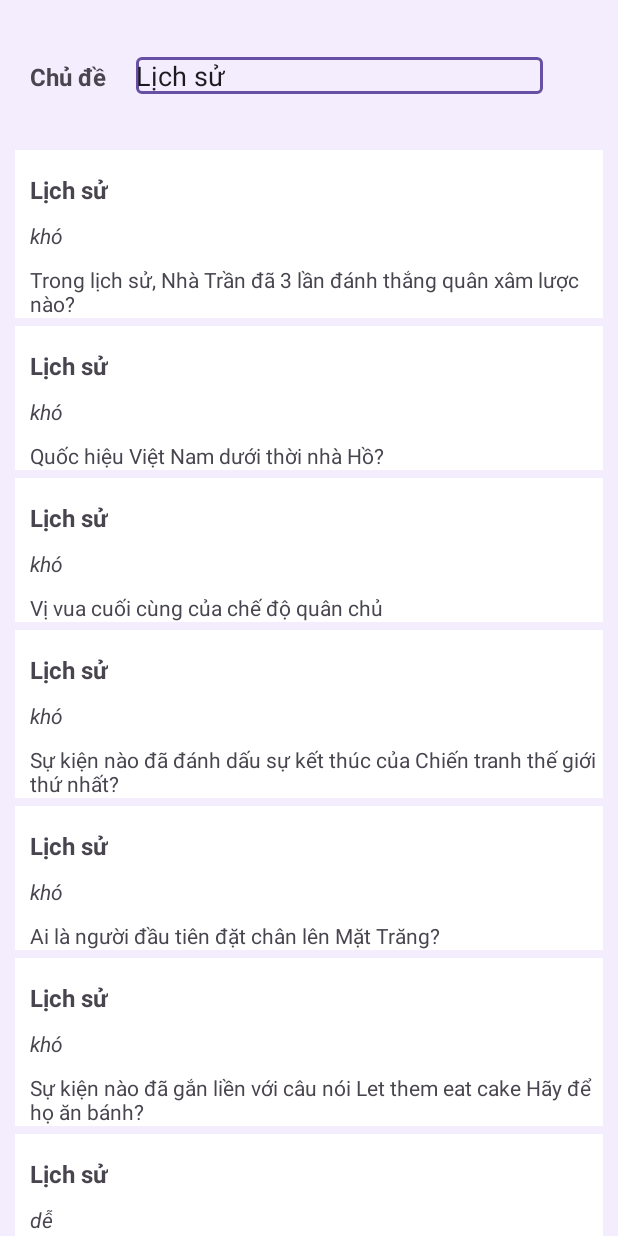
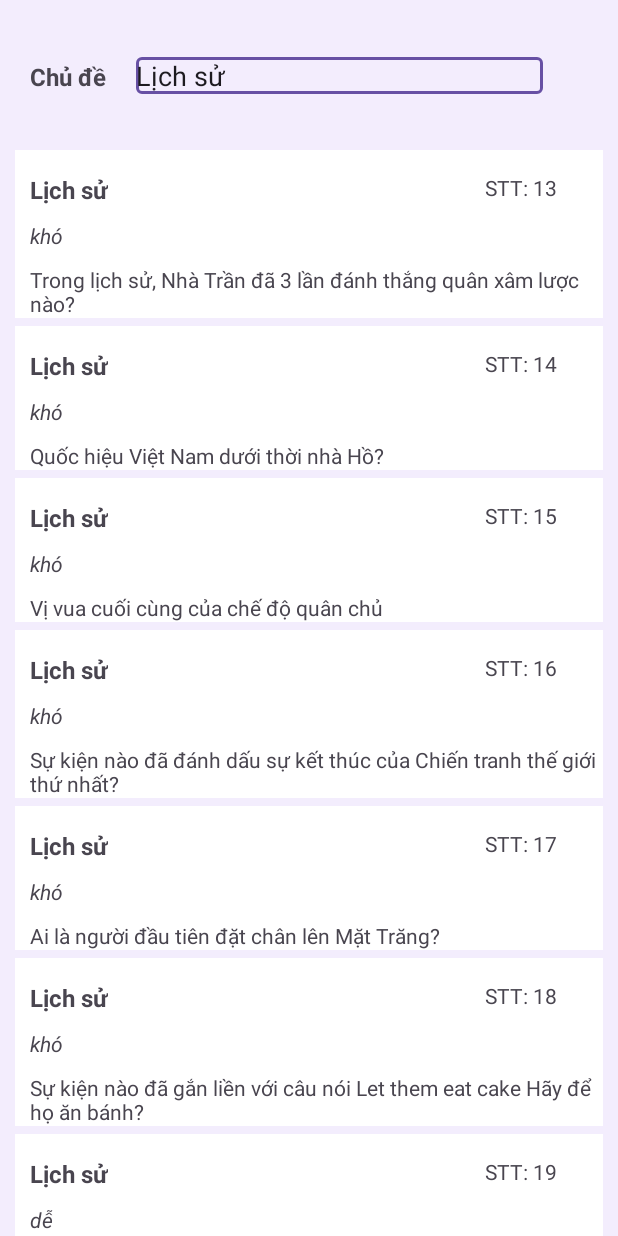
Before and after one commit to tiendung21111/Android_QuizApp, an Android app: the MainActivity5 screen opened directly, with no data from a screen before it, after a tap on "Lịch sử", on a phone screen of 412 x 824 dp. Run offline under Robolectric (Android 15) with nearby library versions, the phone set to English and light mode, and no system bars.

Commit message:
them stt cau hoi

```diff
--- a/app/src/main/java/com/example/sharedpreferences/LQuestionAdapter.java
+++ b/app/src/main/java/com/example/sharedpreferences/LQuestionAdapter.java
@@ -38,8 +38,9 @@ public class LQuestionAdapter extends BaseAdapter {
         Question question = listQuestion.get(position);
         //hien thi chu de va do kho cua no
         ((TextView)viewItem.findViewById(R.id.chu_de)).setText(question.getChu_de());
-        ((TextView)viewItem.findViewById(R.id.do_kho)).setText(String.valueOf(question.getDo_kho()));
+        ((TextView)viewItem.findViewById(R.id.do_kho)).setText(question.getDo_kho());
         ((TextView)viewItem.findViewById(R.id.review_cau_hoi)).setText(question.getQuestion());
+        ((TextView)viewItem.findViewById(R.id.stt)).setText("STT: "+ String.valueOf(question.getId()));
         return viewItem;
     }
 }
--- a/app/src/main/java/com/example/sharedpreferences/MainActivity5.java
+++ b/app/src/main/java/com/example/sharedpreferences/MainActivity5.java
@@ -78,67 +78,67 @@ public class MainActivity5 extends AppCompatActivity {
         questionList.add(new Question("Địa lý","dễ",8,"Giờ Việt Nam theo múi giờ nào?", "GMT+7", "GMT+8", "GMT+11", "GMT+12","GMT+7"));
         questionList.add(new Question("Địa lý","dễ",9,"Vịnh nào Việt Nam lot top 7 kỳ quan thế giới?","Cát Bà", "Côtô", "Hạ Long", "Lan Hạ","Hạ Long"));
 
-        questionList.add(new Question("Địa lý","dễ",9,"Dòng sông nào là con sông dài nhất thế giới?", "Sông Nile", "Sông Amazon", "Sông Mekong", "Sông Mississippi","Sông Nile"));
-        questionList.add(new Question("Địa lý","dễ",9,"Thành phố nào được biết đến với tên gọi Thủ đô ánh sáng?", "Paris", "New York", "Tokyo", "Seoul","Paris"));
-        questionList.add(new Question("Địa lý","dễ",9,"Dãy núi nào tạo thành ranh giới tự nhiên giữa châu Âu và châu Á?", "Dãy Alps", "Dãy Ural", "Dãy Carpathian", "Dãy Andes","Dãy Ural"));
+        questionList.add(new Question("Địa lý","dễ",10,"Dòng sông nào là con sông dài nhất thế giới?", "Sông Nile", "Sông Amazon", "Sông Mekong", "Sông Mississippi","Sông Nile"));
+        questionList.add(new Question("Địa lý","dễ",11,"Thành phố nào được biết đến với tên gọi Thủ đô ánh sáng?", "Paris", "New York", "Tokyo", "Seoul","Paris"));
+        questionList.add(new Question("Địa lý","dễ",12,"Dãy núi nào tạo thành ranh giới tự nhiên giữa châu Âu và châu Á?", "Dãy Alps", "Dãy Ural", "Dãy Carpathian", "Dãy Andes","Dãy Ural"));
 
 
 
-        questionList.add(new Question("Lịch sử","khó",7,"Trong lịch sử, Nhà Trần đã 3 lần đánh thắng quân xâm lược nào?", "Nam Hán", "Nhà Thanh", "Nhà Tần", "Mông Nguyên","Nhà Tần"));
-        questionList.add(new Question("Lịch sử","khó",8,"Quốc hiệu Việt Nam dưới thời nhà Hồ?", "Đại Ngu", "Đại Việt", "Văn Lang", "Âu Lac","Đại Ngu"));
-        questionList.add(new Question("Lịch sử","khó",9,"Vị vua cuối cùng của chế độ quân chủ", "Gia Long", "Bảo Đại", "Duy Tân", "Hàm Nghi","Bảo Đại"));
+        questionList.add(new Question("Lịch sử","khó",13,"Trong lịch sử, Nhà Trần đã 3 lần đánh thắng quân xâm lược nào?", "Nam Hán", "Nhà Thanh", "Nhà Tần", "Mông Nguyên","Nhà Tần"));
+        questionList.add(new Question("Lịch sử","khó",14,"Quốc hiệu Việt Nam dưới thời nhà Hồ?", "Đại Ngu", "Đại Việt", "Văn Lang", "Âu Lac","Đại Ngu"));
+        questionList.add(new Question("Lịch sử","khó",15,"Vị vua cuối cùng của chế độ quân chủ", "Gia Long", "Bảo Đại", "Duy Tân", "Hàm Nghi","Bảo Đại"));
 
-        questionList.add(new Question("Lịch sử","khó",9,"Sự kiện nào đã đánh dấu sự kết thúc của Chiến tranh thế giới thứ nhất?","Hiệp ước Versailles", "Hiệp ước Munich", "Hiệp ước Rapallo", "Hiệp ước Trianon","Hiệp ước Versailles"));
-        questionList.add(new Question("Lịch sử","khó",9,"Ai là người đầu tiên đặt chân lên Mặt Trăng?", "Yuri Gagarin", "Neil Armstrong", "Buzz Aldrin", "John Glenn","Neil Armstrong"));
-        questionList.add(new Question("Lịch sử","khó",9,"Sự kiện nào đã gắn liền với câu nói Let them eat cake Hãy để họ ăn bánh?", "Cách mạng Pháp", "Chiến tranh thế giới thứ nhất", "Cuộc Cách mạng Nga", "Nội chiến Hoa Kỳ","Cách mạng Pháp"));
+        questionList.add(new Question("Lịch sử","khó",16,"Sự kiện nào đã đánh dấu sự kết thúc của Chiến tranh thế giới thứ nhất?","Hiệp ước Versailles", "Hiệp ước Munich", "Hiệp ước Rapallo", "Hiệp ước Trianon","Hiệp ước Versailles"));
+        questionList.add(new Question("Lịch sử","khó",17,"Ai là người đầu tiên đặt chân lên Mặt Trăng?", "Yuri Gagarin", "Neil Armstrong", "Buzz Aldrin", "John Glenn","Neil Armstrong"));
+        questionList.add(new Question("Lịch sử","khó",18,"Sự kiện nào đã gắn liền với câu nói Let them eat cake Hãy để họ ăn bánh?", "Cách mạng Pháp", "Chiến tranh thế giới thứ nhất", "Cuộc Cách mạng Nga", "Nội chiến Hoa Kỳ","Cách mạng Pháp"));
 
 
 
-        questionList.add(new Question("Lịch sử","dễ",10,"Chiến dịch Điện Biên Phủ kéo dài bao nhiêu ngày đêm?", "48", "49", "56", "57","56"));
-        questionList.add(new Question("Lịch sử","dễ",11,"Ai là hoàng đế đầu tiên của Việt Nam?", "Vua Hùng", "Đinh Bộ Lĩnh", "Ngô Quyền", "Lý Nam Đế","Lý Nam Đế"));
-        questionList.add(new Question("Lịch sử","dễ",12,"Việt Nâm hoàn toàn giải phóng năm nào?", "1945", "1952", "1972", "1979","1972"));
+        questionList.add(new Question("Lịch sử","dễ",19,"Chiến dịch Điện Biên Phủ kéo dài bao nhiêu ngày đêm?", "48", "49", "56", "57","56"));
+        questionList.add(new Question("Lịch sử","dễ",20,"Ai là hoàng đế đầu tiên của Việt Nam?", "Vua Hùng", "Đinh Bộ Lĩnh", "Ngô Quyền", "Lý Nam Đế","Lý Nam Đế"));
+        questionList.add(new Question("Lịch sử","dễ",21,"Việt Nâm hoàn toàn giải phóng năm nào?", "1945", "1952", "1972", "1979","1972"));
 
-        questionList.add(new Question("Lịch sử","dễ",12,"Năm 1492, Christopher Columbus khám phá ra đất nước nào?", "India", "China", "Mỹ", "Nga","Mỹ"));
-        questionList.add(new Question("Lịch sử","dễ",12,"Ai là người đứng đầu của Đồng minh trong Thế chiến II?", "Adolf Hitler", "Winston Churchill", "Joseph Stalin", "Franklin D. Roosevelt","Winston Churchill"));
-        questionList.add(new Question("Lịch sử","dễ",12,"Cuộc Cách mạng Công nghiệp bắt đầu ở quốc gia nào?", "Anh", "Pháp", "Đức", "Mỹ","Anh"));
+        questionList.add(new Question("Lịch sử","dễ",22,"Năm 1492, Christopher Columbus khám phá ra đất nước nào?", "India", "China", "Mỹ", "Nga","Mỹ"));
+        questionList.add(new Question("Lịch sử","dễ",23,"Ai là người đứng đầu của Đồng minh trong Thế chiến II?", "Adolf Hitler", "Winston Churchill", "Joseph Stalin", "Franklin D. Roosevelt","Winston Churchill"));
+        questionList.add(new Question("Lịch sử","dễ",24,"Cuộc Cách mạng Công nghiệp bắt đầu ở quốc gia nào?", "Anh", "Pháp", "Đức", "Mỹ","Anh"));
 
 
-        questionList.add(new Question("Tài chính","khó",13,"Đâu là 1 trong 4 con rồng kinh tế của châu á?", "Việt Nam", "Trung Quốc", "Hong Kong", "Nhật Bản","Hong Kong"));
-        questionList.add(new Question("Tài chính","khó",14,"Đồng tiền nước nào có giá trị cao nhất thế giới??","Mỹ", "Anh", "Kuwait", "Nhật","Kuwait"));
-        questionList.add(new Question("Tài chính","khó",15,"Đâu là trung tâm tài chính thế giới ?", "Hong Kong", "Đài loan", "New York", "Wasington","New York"));
+        questionList.add(new Question("Tài chính","khó",25,"Đâu là 1 trong 4 con rồng kinh tế của châu á?", "Việt Nam", "Trung Quốc", "Hong Kong", "Nhật Bản","Hong Kong"));
+        questionList.add(new Question("Tài chính","khó",26,"Đồng tiền nước nào có giá trị cao nhất thế giới??","Mỹ", "Anh", "Kuwait", "Nhật","Kuwait"));
+        questionList.add(new Question("Tài chính","khó",27,"Đâu là trung tâm tài chính thế giới ?", "Hong Kong", "Đài loan", "New York", "Wasington","New York"));
 
-        questionList.add(new Question("Tài chính","khó",15,"Khái niệm Quantitative Easing (Giãn cách Số liệu) liên quan đến phương thức nào của ngân hàng trung ương để duy trì nền kinh tế?","Tăng lãi suất", "Giảm cung tiền tệ", "Tăng cung tiền tệ", "Giảm lãi suất","Tăng cung tiền tệ"));
-        questionList.add(new Question("Tài chính","khó",15,"Khái niệm \"Ponzi Scheme\" (Kế hoạch Ponzi) liên quan đến gì trong lĩnh vực tài chính?","Quảng cáo và tiếp thị", "Giao dịch chứng khoán", "Thuế thu nhập cá nhân", "Chiến lược đầu tư giao dịch hối đoái","Quảng cáo và tiếp thị"));
-        questionList.add(new Question("Tài chính","khó",15,"Đồng tiền ảo nào được sử dụng như một phương tiện thanh toán trong thương mại quốc tế và không thuộc quy định của bất kỳ quốc gia nào?", "Bitcoin", "Ethereum", "Ripple", "Litecoin","Bitcoin"));
+        questionList.add(new Question("Tài chính","khó",28,"Khái niệm Quantitative Easing (Giãn cách Số liệu) liên quan đến phương thức nào của ngân hàng trung ương để duy trì nền kinh tế?","Tăng lãi suất", "Giảm cung tiền tệ", "Tăng cung tiền tệ", "Giảm lãi suất","Tăng cung tiền tệ"));
+        questionList.add(new Question("Tài chính","khó",29,"Khái niệm \"Ponzi Scheme\" (Kế hoạch Ponzi) liên quan đến gì trong lĩnh vực tài chính?","Quảng cáo và tiếp thị", "Giao dịch chứng khoán", "Thuế thu nhập cá nhân", "Chiến lược đầu tư giao dịch hối đoái","Quảng cáo và tiếp thị"));
+        questionList.add(new Question("Tài chính","khó",30,"Đồng tiền ảo nào được sử dụng như một phương tiện thanh toán trong thương mại quốc tế và không thuộc quy định của bất kỳ quốc gia nào?", "Bitcoin", "Ethereum", "Ripple", "Litecoin","Bitcoin"));
 
 
 
-        questionList.add(new Question("Tài chính","dễ",16,"Đâu là nước có nền kinh tế phát triển nhất thế giới?", "Mỹ", "Đức", "Trung Quốc", "Nhật Bản","Mỹ"));
-        questionList.add(new Question("Tài chính","dễ",17,"Việt Nam có nền kinh tế phát triển thứ mấy Đông Nam Á?", "1", "2", "3", "4","4"));
-        questionList.add(new Question("Tài chính","dễ",18,"Đâu là ti phú giàu nhất Thế Giới?", "Elon Musk", "Jeff Bezos", "Bill Gates", "Warren Buffet","Elon Musk"));
+        questionList.add(new Question("Tài chính","dễ",31,"Đâu là nước có nền kinh tế phát triển nhất thế giới?", "Mỹ", "Đức", "Trung Quốc", "Nhật Bản","Mỹ"));
+        questionList.add(new Question("Tài chính","dễ",32,"Việt Nam có nền kinh tế phát triển thứ mấy Đông Nam Á?", "1", "2", "3", "4","4"));
+        questionList.add(new Question("Tài chính","dễ",33,"Đâu là ti phú giàu nhất Thế Giới?", "Elon Musk", "Jeff Bezos", "Bill Gates", "Warren Buffet","Elon Musk"));
 
-        questionList.add(new Question("Tài chính","dễ",18,"Khái niệm \"lãi suất\" trong tài chính được định nghĩa như thế nào?", "Phí mở tài khoản ngân hàng", "Tỉ lệ giữa thu nhập và chi phí", "Phần trăm tiền lãi hàng năm", "Giá trị của một đồng tiền","Phần trăm tiền lãi hàng năm"));
-        questionList.add(new Question("Tài chính","dễ",18,"Định nghĩa \"chứng khoán\" là gì trong ngữ cảnh tài chính?", "Chứng chỉ khen ngợi từ ngân hàng", "Tài sản có thể chuyển đổi thành tiền mặt", "Giấy tờ chứng minh nhân dân", "Chứng chỉ biểu hiện quyền sở hữu trong công ty","Chứng chỉ biểu hiện quyền sở hữu trong công ty"));
-        questionList.add(new Question("Tài chính","dễ",18,"Thu nhập chủ yếu của chính phủ đến từ đâu?", "Tiền thuế thu nhập cá nhân", "Doanh thu từ bán dầu", "Thuế VAT (Thuế giá trị gia tăng)", "Tiền phạt giao thông","Doanh thu từ bán dầu"));
+        questionList.add(new Question("Tài chính","dễ",34,"Khái niệm \"lãi suất\" trong tài chính được định nghĩa như thế nào?", "Phí mở tài khoản ngân hàng", "Tỉ lệ giữa thu nhập và chi phí", "Phần trăm tiền lãi hàng năm", "Giá trị của một đồng tiền","Phần trăm tiền lãi hàng năm"));
+        questionList.add(new Question("Tài chính","dễ",35,"Định nghĩa \"chứng khoán\" là gì trong ngữ cảnh tài chính?", "Chứng chỉ khen ngợi từ ngân hàng", "Tài sản có thể chuyển đổi thành tiền mặt", "Giấy tờ chứng minh nhân dân", "Chứng chỉ biểu hiện quyền sở hữu trong công ty","Chứng chỉ biểu hiện quyền sở hữu trong công ty"));
+        questionList.add(new Question("Tài chính","dễ",36,"Thu nhập chủ yếu của chính phủ đến từ đâu?", "Tiền thuế thu nhập cá nhân", "Doanh thu từ bán dầu", "Thuế VAT (Thuế giá trị gia tăng)", "Tiền phạt giao thông","Doanh thu từ bán dầu"));
 
 
 
-        questionList.add(new Question("Nghệ thuật","khó",19,"Bức tranh mona lisa của họa sĩ nào?", "Van Gogh", "Manat", "Picasso", "Leonardo da vinci","Leonardo da vinci"));
-        questionList.add(new Question("Nghệ thuật","khó",20,"Bài hát “Tình ca”- Hoàng Việt nói đến mùa nào trong năm?", "Mùa Xuân", "Mùa Hạ", "Mùa Thu", "Mùa Đông","Mùa Xuân"));
-        questionList.add(new Question("Nghệ thuật","khó",21,"Lễ hội Canaval là lễ hội nổi tiếng ở quốc gia nào?", "Brazil", "Ý", "Pháp", "Anh","Brazil"));
+        questionList.add(new Question("Nghệ thuật","khó",37,"Bức tranh mona lisa của họa sĩ nào?", "Van Gogh", "Manat", "Picasso", "Leonardo da vinci","Leonardo da vinci"));
+        questionList.add(new Question("Nghệ thuật","khó",38,"Bài hát “Tình ca”- Hoàng Việt nói đến mùa nào trong năm?", "Mùa Xuân", "Mùa Hạ", "Mùa Thu", "Mùa Đông","Mùa Xuân"));
+        questionList.add(new Question("Nghệ thuật","khó",39,"Lễ hội Canaval là lễ hội nổi tiếng ở quốc gia nào?", "Brazil", "Ý", "Pháp", "Anh","Brazil"));
 
-        questionList.add(new Question("Nghệ thuật","khó",21,"Làm thế nào nghệ sĩ có thể truyền đạt cảm xúc sâu sắc và phức tạp thông qua tác phẩm của mình?", "Sử dụng màu sắc đa dạng", "Tạo ra hình ảnh đơn giản", "Tránh sự phức tạp", "Sử dụng chỉ một loại chất liệu","Sử dụng màu sắc đa dạng"));
-        questionList.add(new Question("Nghệ thuật","khó",21,"Làm thế nào nghệ sĩ có thể thách thức quan điểm truyền thống và tạo ra điều mới mẻ, độc đáo trong nghệ thuật của họ?", "Tuân theo quy tắc cũ", "Sử dụng phong cách cổ điển", "Đổi mới và tìm kiếm sự độc đáo", "Giữ nguyên quy tắc truyền thống","Sử dụng phong cách cổ điển"));
-        questionList.add(new Question("Nghệ thuật","khó",21,"Tại sao một số tác phẩm nghệ thuật được đánh giá cao, trong khi những tác phẩm khác với chất lượng tương đương lại không được công nhận?", "Do sự may mắn", "Ảnh hưởng của quảng bá", "Sự độc đáo và sáng tạo", "Tuân theo nguyên tắc truyền thống","Sự độc đáo và sáng tạo"));
+        questionList.add(new Question("Nghệ thuật","khó",40,"Làm thế nào nghệ sĩ có thể truyền đạt cảm xúc sâu sắc và phức tạp thông qua tác phẩm của mình?", "Sử dụng màu sắc đa dạng", "Tạo ra hình ảnh đơn giản", "Tránh sự phức tạp", "Sử dụng chỉ một loại chất liệu","Sử dụng màu sắc đa dạng"));
+        questionList.add(new Question("Nghệ thuật","khó",41,"Làm thế nào nghệ sĩ có thể thách thức quan điểm truyền thống và tạo ra điều mới mẻ, độc đáo trong nghệ thuật của họ?", "Tuân theo quy tắc cũ", "Sử dụng phong cách cổ điển", "Đổi mới và tìm kiếm sự độc đáo", "Giữ nguyên quy tắc truyền thống","Sử dụng phong cách cổ điển"));
+        questionList.add(new Question("Nghệ thuật","khó",42,"Tại sao một số tác phẩm nghệ thuật được đánh giá cao, trong khi những tác phẩm khác với chất lượng tương đương lại không được công nhận?", "Do sự may mắn", "Ảnh hưởng của quảng bá", "Sự độc đáo và sáng tạo", "Tuân theo nguyên tắc truyền thống","Sự độc đáo và sáng tạo"));
 
 
-        questionList.add(new Question("Nghệ thuật","dễ",22,"Van Gogh là một họa sĩ nước nào?", "Ý", "Hà Lan", "Pháp", "Thụy Sĩ","Warren Buffet"));
-        questionList.add(new Question("Nghệ thuật","dễ",23,"Bản nhạc sonate là bản nhạc huyền thoại của nghệ sĩ nào?", "Beethoven", "Paganini", "Mozart", "Brahms","Beethoven"));
-        questionList.add(new Question("Nghệ thuật","dễ",24,"Đâu là bộ phim có doanh thu cao nhất mọi thời đại?", "Avenger:End Game", "Jurassic World", "Titanic", "Avatar","Avatar"));
+        questionList.add(new Question("Nghệ thuật","dễ",43,"Van Gogh là một họa sĩ nước nào?", "Ý", "Hà Lan", "Pháp", "Thụy Sĩ","Warren Buffet"));
+        questionList.add(new Question("Nghệ thuật","dễ",44,"Bản nhạc sonate là bản nhạc huyền thoại của nghệ sĩ nào?", "Beethoven", "Paganini", "Mozart", "Brahms","Beethoven"));
+        questionList.add(new Question("Nghệ thuật","dễ",45,"Đâu là bộ phim có doanh thu cao nhất mọi thời đại?", "Avenger:End Game", "Jurassic World", "Titanic", "Avatar","Avatar"));
 
-        questionList.add(new Question("Nghệ thuật","dễ",24,"Nghệ thuật có thể là một phương tiện hiệu quả để thể hiện và chia sẻ cảm xúc. Bạn nghĩ sao về điều này?", "Không liên quan", "Đồng ý", "Chưa rõ", "Phản đối","Đồng ý"));
-        questionList.add(new Question("Nghệ thuật","dễ",24,"Làm thế nào nghệ sĩ có thể sử dụng màu sắc và ánh sáng để tạo ra ảnh hưởng tích cực trong tác phẩm của họ?", "Tránh sử dụng màu sắc", "Tăng cường ánh sáng mạnh mẽ", "Sử dụng màu sắc phù hợp", "Chỉ sử dụng màu đen trắng","Sử dụng màu sắc phù hợp"));
-        questionList.add(new Question("Nghệ thuật","dễ",24,"Bạn có thể mô tả sự khác biệt giữa nghệ thuật truyền thống và nghệ thuật hiện đại, và cái nào bạn thích hơn? Tại sao?", "Không có sự khác biệt", "Nghệ thuật hiện đại táo bạo hơn", "Nghệ thuật truyền thống tốt hơn", "Cả hai đều có nhược điểm","Nghệ thuật hiện đại táo bạo hơn"));
+        questionList.add(new Question("Nghệ thuật","dễ",46,"Nghệ thuật có thể là một phương tiện hiệu quả để thể hiện và chia sẻ cảm xúc. Bạn nghĩ sao về điều này?", "Không liên quan", "Đồng ý", "Chưa rõ", "Phản đối","Đồng ý"));
+        questionList.add(new Question("Nghệ thuật","dễ",47,"Làm thế nào nghệ sĩ có thể sử dụng màu sắc và ánh sáng để tạo ra ảnh hưởng tích cực trong tác phẩm của họ?", "Tránh sử dụng màu sắc", "Tăng cường ánh sáng mạnh mẽ", "Sử dụng màu sắc phù hợp", "Chỉ sử dụng màu đen trắng","Sử dụng màu sắc phù hợp"));
+        questionList.add(new Question("Nghệ thuật","dễ",48,"Bạn có thể mô tả sự khác biệt giữa nghệ thuật truyền thống và nghệ thuật hiện đại, và cái nào bạn thích hơn? Tại sao?", "Không có sự khác biệt", "Nghệ thuật hiện đại táo bạo hơn", "Nghệ thuật truyền thống tốt hơn", "Cả hai đều có nhược điểm","Nghệ thuật hiện đại táo bạo hơn"));
 
 
     }
--- a/app/src/main/java/com/example/sharedpreferences/MainActivity6.java
+++ b/app/src/main/java/com/example/sharedpreferences/MainActivity6.java
@@ -15,13 +15,13 @@ public class MainActivity6 extends AppCompatActivity {
     protected void onCreate(Bundle savedInstanceState) {
         super.onCreate(savedInstanceState);
         setContentView(R.layout.activity_main6);
-        TextView question = findViewById(R.id.cau_hoi);
-        TextView dokho= findViewById(R.id.do_kho);
-        TextView dap_an_a= findViewById(R.id.dap_an_a);
-        TextView dap_an_b= findViewById(R.id.dap_an_b);
-        TextView dap_an_c= findViewById(R.id.dap_an_c);
-        TextView dap_an_d= findViewById(R.id.dap_an_d);
-        TextView dap_an_dung= findViewById(R.id.dap_an_dung);
+        TextView question = findViewById(R.id.Cau_hoi);
+        TextView dokho= findViewById(R.id.Do_kho);
+        TextView dap_an_a= findViewById(R.id.Dap_an_A);
+        TextView dap_an_b= findViewById(R.id.Dap_an_B);
+        TextView dap_an_c= findViewById(R.id.Dap_an_C);
+        TextView dap_an_d= findViewById(R.id.Dap_an_D);
+        TextView dap_an_dung= findViewById(R.id.Dap_an_Dung);
         Intent intent= getIntent();
         question.setText(intent.getStringExtra("cauhoi"));
         dokho.setText(intent.getStringExtra("dokho"));
--- a/app/src/main/res/layout/activity_main6.xml
+++ b/app/src/main/res/layout/activity_main6.xml
@@ -8,7 +8,7 @@
     tools:context=".MainActivity6">
 
     <TextView
-        android:id="@+id/cau_hoi"
+        android:id="@+id/Cau_hoi"
         android:layout_width="0dp"
         android:layout_height="wrap_content"
         android:layout_marginStart="10dp"
@@ -23,7 +23,7 @@
         android:gravity="center"/>
 
     <TextView
-        android:id="@+id/do_kho"
+        android:id="@+id/Do_kho"
         android:layout_width="wrap_content"
         android:layout_height="wrap_content"
         android:layout_marginTop="40dp"
@@ -32,20 +32,20 @@
         android:textSize="16sp"
         app:layout_constraintEnd_toEndOf="parent"
         app:layout_constraintStart_toStartOf="parent"
-        app:layout_constraintTop_toBottomOf="@+id/cau_hoi" />
+        app:layout_constraintTop_toBottomOf="@+id/Cau_hoi" />
 
     <TextView
-        android:id="@+id/dap_an_dung"
+        android:id="@+id/Dap_an_Dung"
         android:layout_width="wrap_content"
         android:layout_height="wrap_content"
         android:layout_marginTop="50dp"
         android:text="TextView"
         app:layout_constraintEnd_toEndOf="parent"
         app:layout_constraintStart_toStartOf="parent"
-        app:layout_constraintTop_toBottomOf="@+id/dap_an_d" />
+        app:layout_constraintTop_toBottomOf="@+id/Dap_an_D" />
 
     <TextView
-        android:id="@+id/dap_an_a"
+        android:id="@+id/Dap_an_A"
         android:layout_width="match_parent"
         android:layout_height="50dp"
         android:layout_marginStart="20dp"
@@ -61,7 +61,7 @@
         app:layout_constraintTop_toBottomOf="@+id/do_kho" />
 
     <TextView
-        android:id="@+id/dap_an_b"
+        android:id="@+id/Dap_an_B"
         android:layout_width="match_parent"
         android:layout_height="50dp"
         android:layout_marginStart="20dp"
@@ -73,10 +73,10 @@
         android:text="TextView"
         app:layout_constraintEnd_toEndOf="parent"
         app:layout_constraintStart_toStartOf="parent"
-        app:layout_constraintTop_toBottomOf="@+id/dap_an_a" />
+        app:layout_constraintTop_toBottomOf="@+id/Dap_an_A" />
 
     <TextView
-        android:id="@+id/dap_an_c"
+        android:id="@+id/Dap_an_C"
         android:layout_width="match_parent"
         android:layout_height="50dp"
         android:layout_marginStart="20dp"
@@ -88,10 +88,10 @@
         android:text="TextView"
         app:layout_constraintEnd_toEndOf="parent"
         app:layout_constraintStart_toStartOf="parent"
-        app:layout_constraintTop_toBottomOf="@+id/dap_an_b" />
+        app:layout_constraintTop_toBottomOf="@+id/Dap_an_B" />
 
     <TextView
-        android:id="@+id/dap_an_d"
+        android:id="@+id/Dap_an_D"
         android:layout_width="match_parent"
         android:layout_height="50dp"
         android:layout_marginStart="20dp"
@@ -103,5 +103,5 @@
         android:text="TextView"
         app:layout_constraintEnd_toEndOf="parent"
         app:layout_constraintStart_toStartOf="parent"
-        app:layout_constraintTop_toBottomOf="@+id/dap_an_c" />
+        app:layout_constraintTop_toBottomOf="@+id/Dap_an_C" />
 </androidx.constraintlayout.widget.ConstraintLayout>
--- a/app/src/main/res/layout/question_view.xml
+++ b/app/src/main/res/layout/question_view.xml
@@ -36,4 +36,14 @@
         android:text="TextView"
         app:layout_constraintStart_toStartOf="@+id/do_kho"
         app:layout_constraintTop_toBottomOf="@+id/do_kho" />
+
+    <TextView
+        android:id="@+id/stt"
+        android:layout_width="wrap_content"
+        android:layout_height="wrap_content"
+        android:layout_marginTop="15dp"
+        android:layout_marginEnd="30dp"
+        android:text="TextView"
+        app:layout_constraintEnd_toEndOf="parent"
+        app:layout_constraintTop_toTopOf="parent" />
 </androidx.constraintlayout.widget.ConstraintLayout>
```
